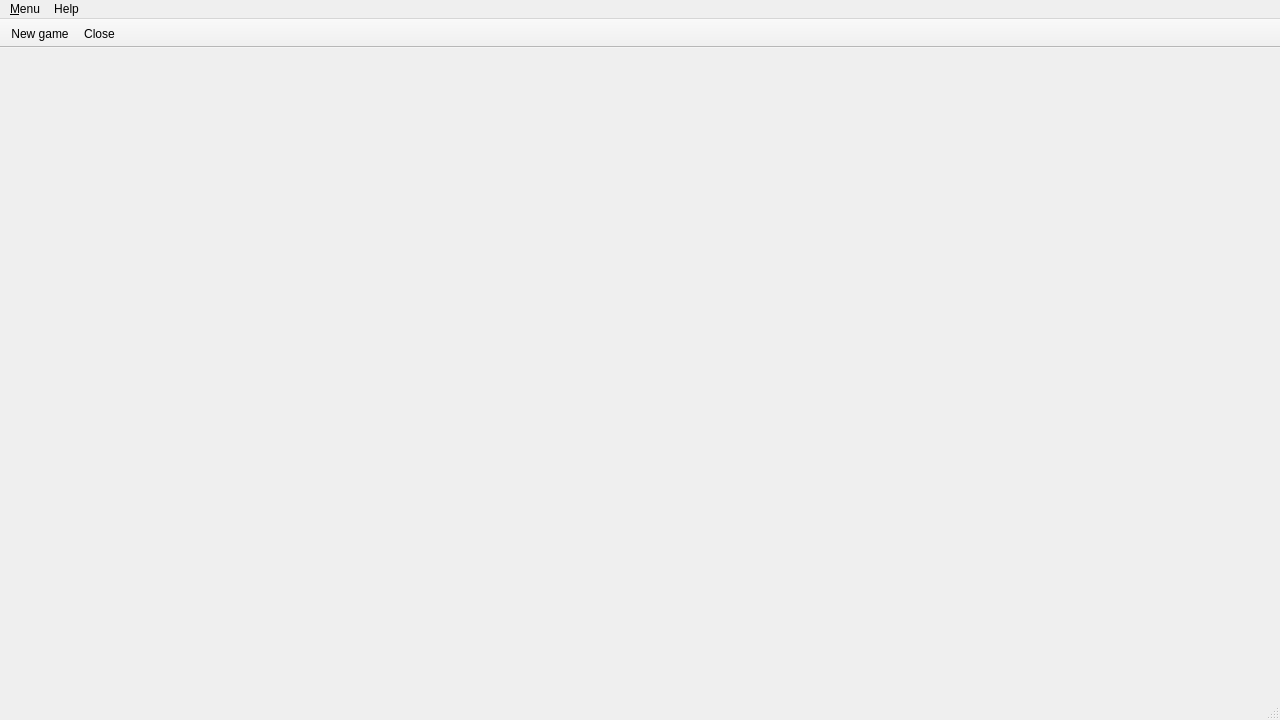
Above: source/MainWindow.ui from CrlosRodN/Sugoroku before the change. Below: the same form after it.
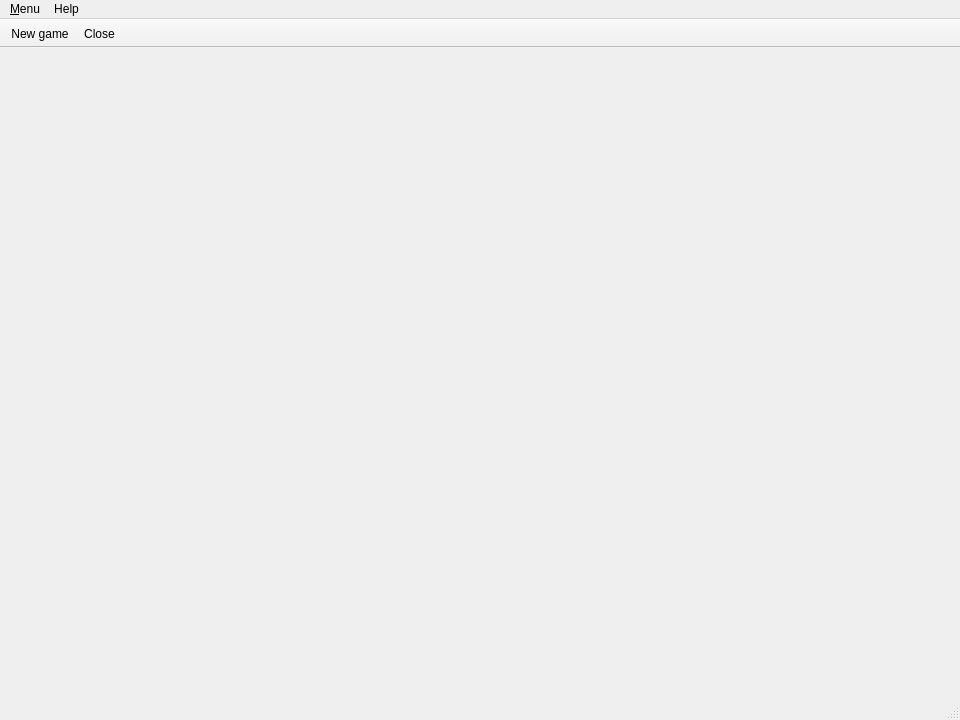
That is the form after the change. Icons and pictures are not drawn.

Commit message: some tests for positioning tokens ( they don't expand when rezise window )

```diff
--- a/source/MainWindow.ui
+++ b/source/MainWindow.ui
@@ -6,7 +6,7 @@
    <rect>
     <x>0</x>
     <y>0</y>
-    <width>1280</width>
+    <width>960</width>
     <height>720</height>
    </rect>
   </property>
@@ -19,8 +19,8 @@
     <rect>
      <x>0</x>
      <y>0</y>
-     <width>1280</width>
-     <height>18</height>
+     <width>960</width>
+     <height>20</height>
     </rect>
    </property>
    <widget class="QMenu" name="menu_Menu">
```
The commit also changes 7 other files.
